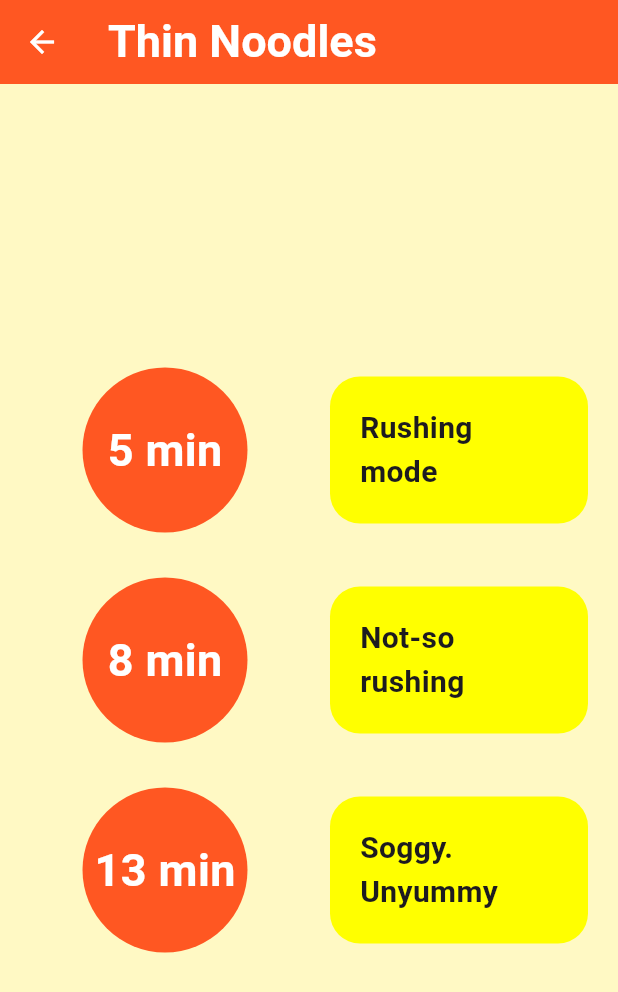
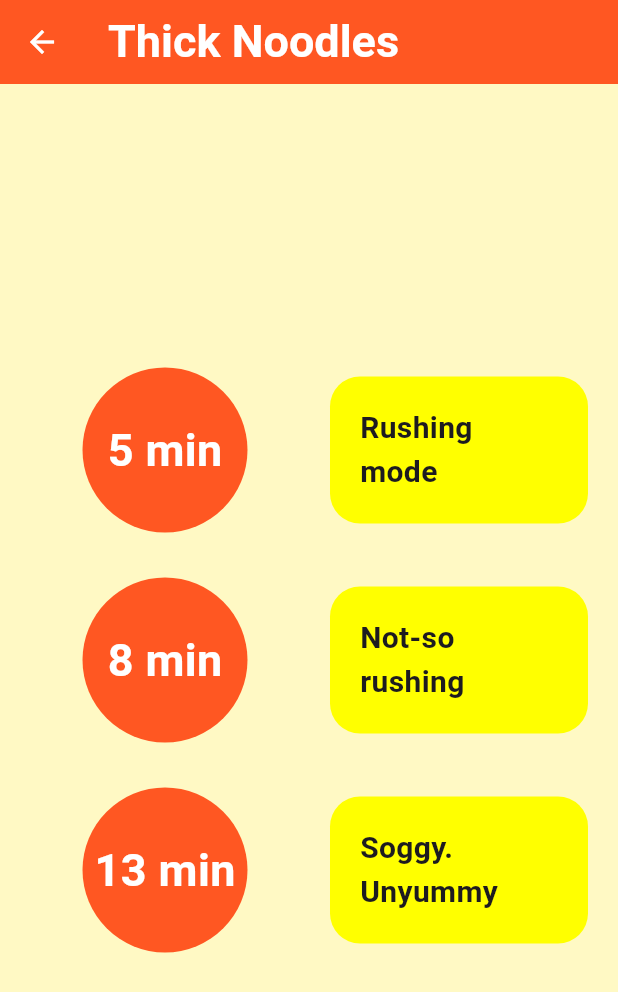
Before and after one commit to jessie030303/TiMEE_app, a Flutter app: the ThickNoodlesScreen screen opened directly, on a phone screen of 412 x 824 dp. Shown: the top 992 px of the screen. Run offline on Flutter 3.47's test engine with Material 3 defaults, Android fonts, the phone set to English and light mode, and no system bars; our stand-ins replace firebase_core, flutter_riverpod; accounts and stored records are empty.

Commit message:
Update ThickNoodlesScreen.dart

```diff
--- a/lib/screens/ThickNoodlesScreen.dart
+++ b/lib/screens/ThickNoodlesScreen.dart
@@ -1,20 +1,103 @@
-//Just an example
+import 'package:flutter/cupertino.dart';
 import 'package:flutter/material.dart';
-import 'package:flutter/cupertino.dart';
+import 'package:flutter_riverpod/flutter_riverpod.dart';
 
-class ThickNoodlesScreen extends StatelessWidget {
+import '../models/Member4_timer_history.dart';
+import '../providers/Member4_history_provider.dart';
+
+class ThickNoodlesScreen extends ConsumerWidget {
   const ThickNoodlesScreen({super.key});
 
+  Future<void> saveCookingHistory({
+    required WidgetRef ref,
+    required BuildContext context,
+    required int durationInSeconds,
+    required String preference,
+  }) async {
+    final history = TimerHistory(
+      noodleType: 'Thick',
+      durationInSeconds: durationInSeconds,
+      completedAt: DateTime.now(),
+      preference: preference,
+    );
+
+    await ref.read(historyStorageServiceProvider).saveHistory(history);
+    ref.invalidate(historyProvider);
+
+    if (context.mounted) {
+      ScaffoldMessenger.of(context).showSnackBar(
+        SnackBar(content: Text('$preference saved to cooking history.')),
+      );
+    }
+  }
+
+  Widget buildOption({
+    required WidgetRef ref,
+    required BuildContext context,
+    required String timeText,
+    required int durationInSeconds,
+    required String preference,
+  }) {
+    return InkWell(
+      onTap: () {
+        saveCookingHistory(
+          ref: ref,
+          context: context,
+          durationInSeconds: durationInSeconds,
+          preference: preference,
+        );
+      },
+      child: Row(
+        children: [
+          Container(
+            width: 180,
+            height: 110,
+            decoration: const BoxDecoration(
+              shape: BoxShape.circle,
+              color: Colors.deepOrange,
+            ),
+            child: Center(
+              child: Text(
+                timeText,
+                style: const TextStyle(
+                  fontSize: 30,
+                  fontWeight: FontWeight.bold,
+                  color: CupertinoColors.white,
+                ),
+              ),
+            ),
+          ),
+          const SizedBox(width: 20),
+          Expanded(
+            child: Container(
+              padding: const EdgeInsets.all(20),
+              decoration: BoxDecoration(
+                color: Colors.yellowAccent[200],
+                borderRadius: BorderRadius.circular(20),
+              ),
+              child: Text(
+                preference,
+                style: const TextStyle(
+                  fontSize: 20,
+                  fontWeight: FontWeight.bold,
+                ),
+              ),
+            ),
+          ),
+        ],
+      ),
+    );
+  }
+
   @override
-  Widget build(BuildContext context) {
+  Widget build(BuildContext context, WidgetRef ref) {
     return Scaffold(
       backgroundColor: Colors.yellow[100],
-
       appBar: AppBar(
         backgroundColor: Colors.deepOrange,
         foregroundColor: CupertinoColors.white,
-        title: Text(
-          "Thin Noodles",
+        title: const Text(
+          "Thick Noodles",
           style: TextStyle(fontSize: 30, fontWeight: FontWeight.bold),
         ),
       ),
@@ -23,133 +106,30 @@ class ThickNoodlesScreen extends StatelessWidget {
         child: Column(
           mainAxisAlignment: MainAxisAlignment.center,
           children: [
-            //5 min
-            Row(
-              children: [
-                Container(
-                  width: 180,
-                  height: 110,
-                  decoration: BoxDecoration(
-                    shape: BoxShape.circle,
-                    color: Colors.deepOrange,
-                  ),
-                  child: Center(
-                    child: Text(
-                      "5 min",
-                      style: TextStyle(
-                        fontSize: 30,
-                        fontWeight: FontWeight.bold,
-                        color: CupertinoColors.white,
-                      ),
-                    ),
-                  ),
-                ),
-                SizedBox(width: 20),
+            buildOption(
+              ref: ref,
+              context: context,
+              timeText: "5 min",
+              durationInSeconds: 300,
+              preference: "Rushing mode",
+            ),
+            const SizedBox(height: 30),
 
-                Expanded(
-                  child: Container(
-                    padding: EdgeInsets.all(20),
-                    decoration: BoxDecoration(
-                      color: Colors.yellowAccent[200],
-                      borderRadius: BorderRadius.circular(20),
-                    ),
-                    child: Text(
-                      "Rushing mode",
-                      style: TextStyle(
-                        fontSize: 20,
-                        fontWeight: FontWeight.bold,
-                      ),
-                    ),
-                  ),
-                ),
-              ],
+            buildOption(
+              ref: ref,
+              context: context,
+              timeText: "8 min",
+              durationInSeconds: 480,
+              preference: "Not-so rushing",
             ),
-            SizedBox(height: 30),
+            const SizedBox(height: 30),
 
-            // 8 MIN
-            Row(
-              children: [
-                Container(
-                  width: 180,
-                  height: 110,
-                  decoration: BoxDecoration(
-                    shape: BoxShape.circle,
-                    color: Colors.deepOrange,
-                  ),
-                  child: Center(
-                    child: Text(
-                      "8 min",
-                      style: TextStyle(
-                        fontSize: 30,
-                        fontWeight: FontWeight.bold,
-                        color: CupertinoColors.white,
-                      ),
-                    ),
-                  ),
-                ),
-                SizedBox(width: 20),
-
-                Expanded(
-                  child: Container(
-                    padding: EdgeInsets.all(20),
-                    decoration: BoxDecoration(
-                      color: Colors.yellowAccent[200],
-                      borderRadius: BorderRadius.circular(20),
-                    ),
-                    child: Text(
-                      "Not-so rushing",
-
-                      style: TextStyle(
-                        fontSize: 20,
-                        fontWeight: FontWeight.bold,
-                      ),
-                    ),
-                  ),
-                ),
-              ],
-            ),
-            SizedBox(height: 30),
-
-            //13 min
-            Row(
-              children: [
-                Container(
-                  width: 180,
-                  height: 110,
-                  decoration: BoxDecoration(
-                    shape: BoxShape.circle,
-                    color: Colors.deepOrange,
-                  ),
-                  child: Center(
-                    child: Text(
-                      "13 min",
-                      style: TextStyle(
-                        fontSize: 30,
-                        fontWeight: FontWeight.bold,
-                        color: CupertinoColors.white,
-                      ),
-                    ),
-                  ),
-                ),
-                SizedBox(width: 20),
-
-                Expanded(
-                  child: Container(
-                    padding: EdgeInsets.all(20),
-                    decoration: BoxDecoration(
-                      color: Colors.yellowAccent[200],
-                      borderRadius: BorderRadius.circular(20),
-                    ),
-                    child: Text(
-                      "Soggy. Unyummy",
-                      style: TextStyle(
-                        fontSize: 20,
-                        fontWeight: FontWeight.bold,
-                      ),
-                    ),
-                  ),
-                ),
-              ],
+            buildOption(
+              ref: ref,
+              context: context,
+              timeText: "13 min",
+              durationInSeconds: 780,
+              preference: "Soggy. Unyummy",
             ),
           ],
         ),
```
